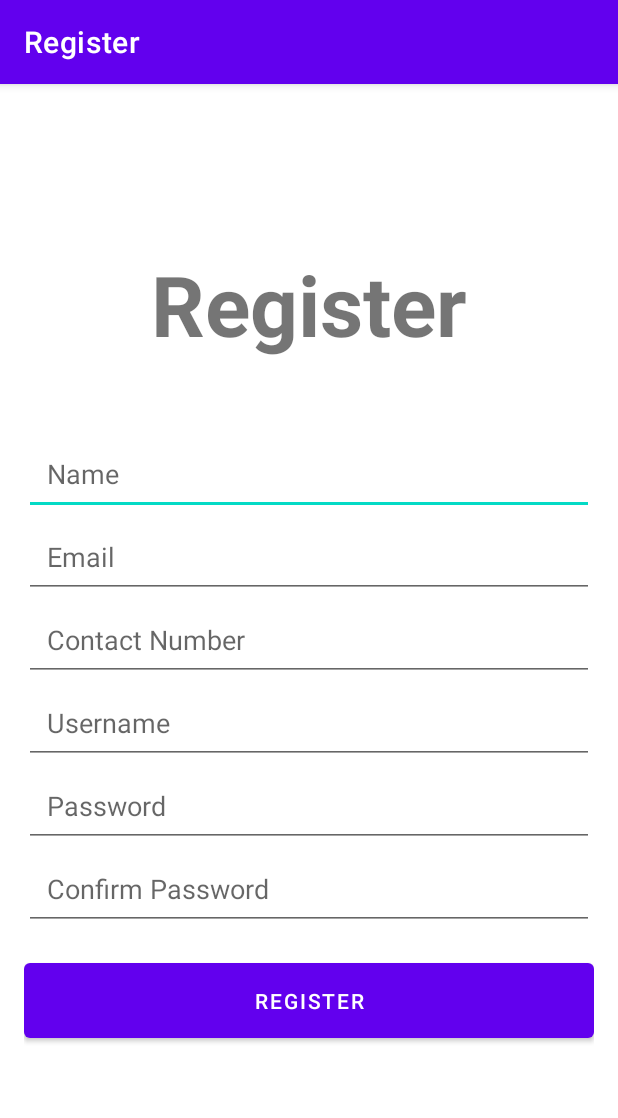
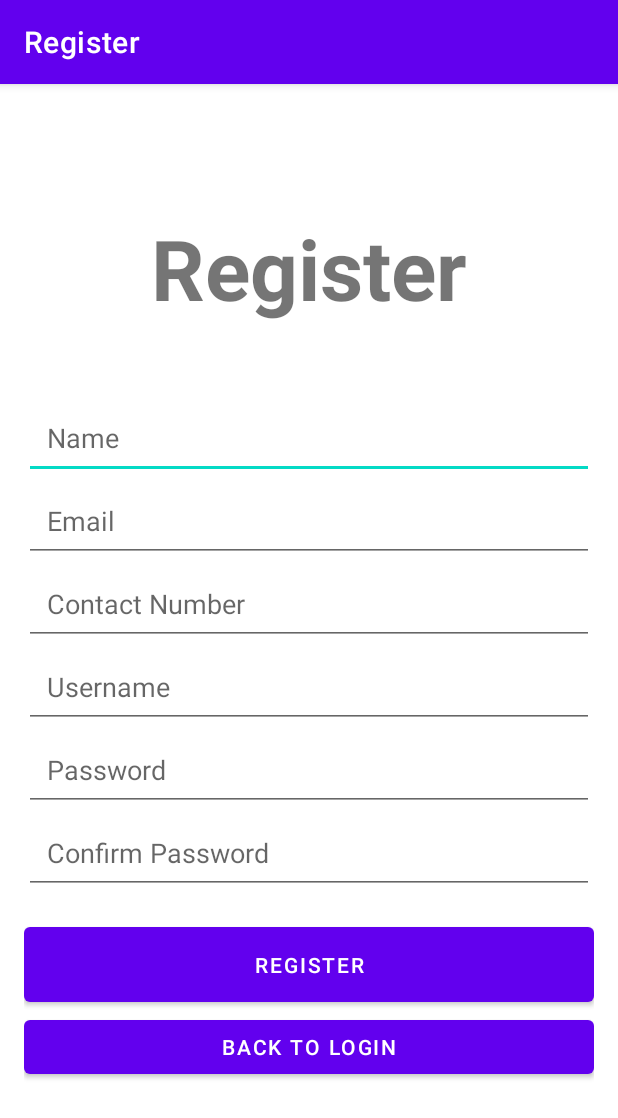
Before and after one commit to srihari-naidu-17/reunite-app, an Android app: the RegisterActivity screen opened directly, with no data from a screen before it, on a phone screen of 412 x 824 dp. Shown: the top 1118 px of the screen. Run offline under Robolectric (Android 15) with nearby library versions, the phone set to English and light mode, and no system bars; our stand-ins replace Room's generated code.

Commit message:
Has Go back to Login in Register now

```diff
--- a/app/src/main/java/com/example/reuniteapp/ui/RegisterActivity.kt
+++ b/app/src/main/java/com/example/reuniteapp/ui/RegisterActivity.kt
@@ -24,6 +24,7 @@ class RegisterActivity : AppCompatActivity() {
     private lateinit var etUsername: EditText
     private lateinit var etPassword: EditText
     private lateinit var btnRegister: Button
+    private lateinit var backToLogin: Button
 
     private lateinit var userProfileDao: UserProfileDao
 
@@ -37,9 +38,15 @@ class RegisterActivity : AppCompatActivity() {
         etUsername = findViewById(R.id.etUsername)
         etPassword = findViewById(R.id.etPassword)
         btnRegister = findViewById(R.id.btnRegister)
+        backToLogin = findViewById(R.id.backToLogin)
 
         val database = AppDatabase.getDatabase(this)
         userProfileDao = database.userProfileDao()
+
+        // Set click listener for Back to Login button
+        backToLogin.setOnClickListener {
+            navigateToLogin()
+        }
 
         btnRegister.setOnClickListener {
             val name = etName.text.toString()
@@ -83,6 +90,12 @@ class RegisterActivity : AppCompatActivity() {
         }
     }
 
+    private fun navigateToLogin() {
+        val intent = Intent(this, LoginActivity::class.java)
+        startActivity(intent)
+        finish() // Optional: If you want to finish the current activity after navigating back
+    }
+
     private fun saveUserIdToSharedPreferences(userId: Int) {
         val sharedPreferences = getSharedPreferences("UserPrefs", Context.MODE_PRIVATE)
         with(sharedPreferences.edit()) {
--- a/app/src/main/res/layout/activity_register.xml
+++ b/app/src/main/res/layout/activity_register.xml
@@ -76,6 +76,12 @@
             android:layout_marginTop="16dp"
             android:text="Register"
             android:padding="15dp"/>
+
+        <Button
+            android:id="@+id/backToLogin"
+            android:layout_width="match_parent"
+            android:layout_height="wrap_content"
+            android:text="Back to Login" />
     </LinearLayout>
 
 </LinearLayout>
```
